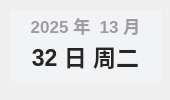
This is ui/minimize/widget-time.ui in RinLit-233-shiroko/Class-Widgets as Qt 5 draws it before an edit. The edited form follows.
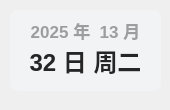
This is the edited form.

The edit to the form file:
```diff
--- a/ui/minimize/widget-time.ui
+++ b/ui/minimize/widget-time.ui
@@ -7,7 +7,7 @@
     <x>0</x>
     <y>0</y>
     <width>170</width>
-    <height>100</height>
+    <height>110</height>
    </rect>
   </property>
   <property name="minimumSize">
@@ -31,7 +31,7 @@
      <x>10</x>
      <y>10</y>
      <width>151</width>
-     <height>31</height>
+     <height>41</height>
     </rect>
    </property>
    <property name="font">
@@ -62,13 +62,13 @@
      <x>20</x>
      <y>30</y>
      <width>131</width>
-     <height>51</height>
+     <height>61</height>
     </rect>
    </property>
    <property name="font">
     <font>
      <family>Microsoft YaHei UI</family>
-     <pointsize>17</pointsize>
+     <pointsize>18</pointsize>
      <weight>75</weight>
      <bold>true</bold>
     </font>
@@ -94,11 +94,13 @@
      <x>10</x>
      <y>10</y>
      <width>151</width>
-     <height>71</height>
+     <height>81</height>
     </rect>
    </property>
    <property name="styleSheet">
-    <string notr="true">background-color: rgba(242, 243, 245, 255);</string>
+    <string notr="true">background-color: rgba(242, 243, 245, 255);
+border-radius: 8px
+</string>
    </property>
    <property name="text">
     <string/>
```
